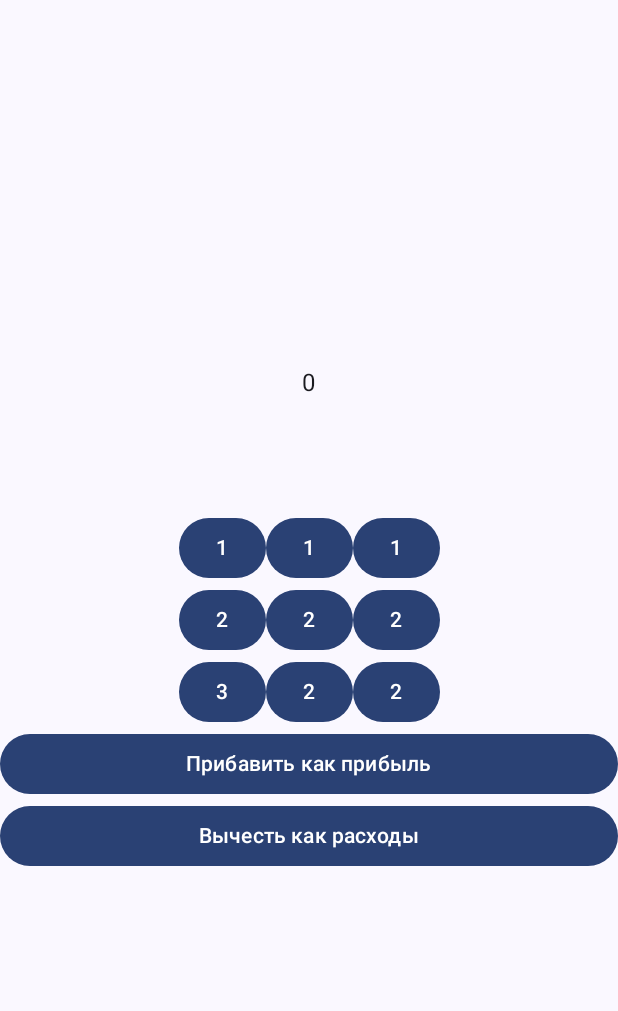
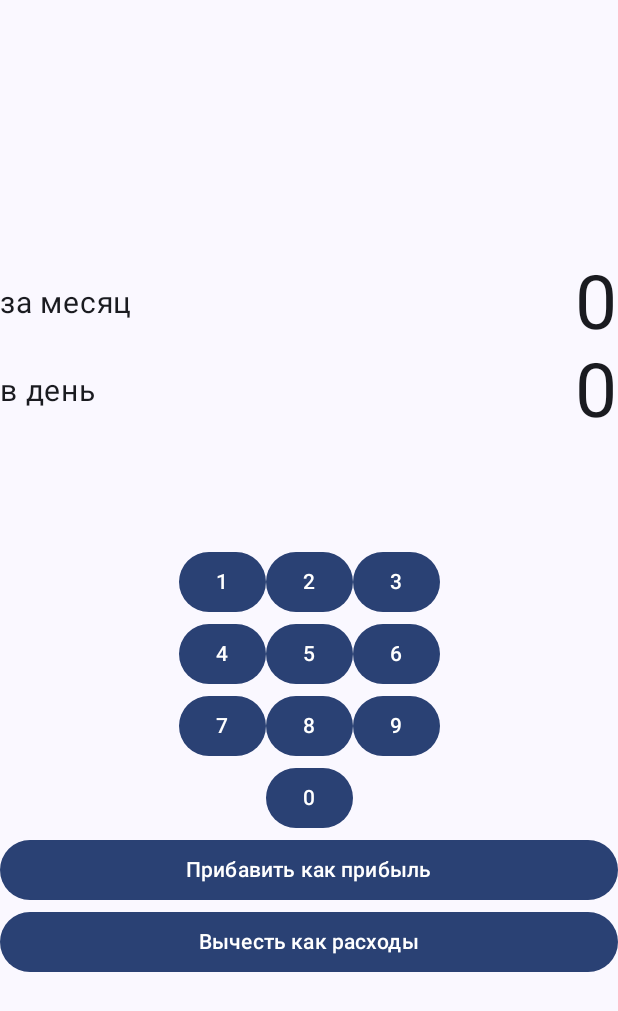
Before and after one commit to Sutemi67/KotlinJC_MoneyEveryday_app, an Android app built with Jetpack Compose: the screen it shows after launch (MainActivity), on a phone screen of 412 x 824 dp. Shown: the top 1011 px of the screen. Run offline under Robolectric (Android 15) with nearby library versions, the phone set to English and light mode, and no system bars.

Commit message:
ready without saving

```diff
--- a/app/src/main/java/com/example/moneyeverydaycompose/MainActivity.kt
+++ b/app/src/main/java/com/example/moneyeverydaycompose/MainActivity.kt
@@ -25,6 +25,7 @@ import androidx.compose.ui.Alignment
 import androidx.compose.ui.Modifier
 import androidx.compose.ui.tooling.preview.Preview
 import androidx.compose.ui.unit.dp
+import androidx.compose.ui.unit.sp
 import com.example.moneyeverydaycompose.ui.theme.MoneyEverydayComposeTheme
 
 class MainActivity : ComponentActivity() {
@@ -50,14 +51,44 @@ fun Income() {
     Column(
         Modifier
             .fillMaxSize()
-            .wrapContentSize()
+            .wrapContentSize(),
+        verticalArrangement = Arrangement.Center,
+        horizontalAlignment = Alignment.CenterHorizontally
     ) {
+        Row(
+            Modifier.fillMaxWidth(),
+            horizontalArrangement = Arrangement.SpaceBetween,
+            verticalAlignment = Alignment.CenterVertically
+        ) {
+            Text(
+                text = "за месяц",
+                fontSize = 20.sp
+            )
+            Text(
+                text = "$summary",
+                fontSize = 50.sp
+            )
+        }
+        Row(
+            Modifier.fillMaxWidth(),
+            horizontalArrangement = Arrangement.SpaceBetween,
+            verticalAlignment = Alignment.CenterVertically
+        ) {
+            Text(
+                text = "в день",
+                fontSize = 20.sp
+            )
+            Text(
+                text = "${summary/30}",
+                fontSize = 50.sp
+            )
+        }
         Text(
-            text = "$summary", Modifier.align(alignment = Alignment.CenterHorizontally)
+            text = input,
+            fontSize = 30.sp
         )
-        Text(
-            text = input, Modifier.align(alignment = Alignment.CenterHorizontally)
-        )
+
+
         Spacer(modifier = Modifier.height(50.dp))
         Row(
             modifier = Modifier
@@ -66,48 +97,51 @@ fun Income() {
             horizontalArrangement = Arrangement.Center
         ) {
             Column {
-                Button(onClick = { input += Button.NUMBER1.toString() }) {
+                Button(onClick = { input += 1.toString() }) {
                     Text(text = "1")
                 }
-                Button(onClick = { input += Button.NUMBER1.toString() }) {
-                    Text(text = "2")
+                Button(onClick = { input += 2.toString() }) {
+                    Text(text = "4")
                 }
-                Button(onClick = { input += Button.NUMBER1.toString() }) {
-                    Text(text = "3")
+                Button(onClick = { input += 3.toString() }) {
+                    Text(text = "7")
                 }
             }
             Column {
-                Button(onClick = { input += Button.NUMBER1.toString() }) {
-                    Text(text = "1")
-                }
-                Button(onClick = { input += Button.NUMBER1.toString() }) {
+                Button(onClick = { input += 2.toString() }) {
                     Text(text = "2")
                 }
-                Button(onClick = { input += Button.NUMBER1.toString() }) {
-                    Text(text = "2")
+                Button(onClick = { input += 5.toString() }) {
+                    Text(text = "5")
+                }
+                Button(onClick = { input += 8.toString() }) {
+                    Text(text = "8")
+                }
+                Button(onClick = { input += 0.toString() }) {
+                    Text(text = "0")
                 }
             }
             Column {
-                Button(onClick = { input += Button.NUMBER1.toString() }) {
-                    Text(text = "1")
+                Button(onClick = { input += 3.toString() }) {
+                    Text(text = "3")
                 }
-                Button(onClick = { input += Button.NUMBER1.toString() }) {
-                    Text(text = "2")
+                Button(onClick = { input += 6.toString() }) {
+                    Text(text = "6")
                 }
-                Button(onClick = { input += Button.NUMBER1.toString() }) {
-                    Text(text = "2")
+                Button(onClick = { input += 9.toString() }) {
+                    Text(text = "9")
                 }
             }
 
         }
         Column {
             Button(
-                onClick = { summary += input.toInt() }, Modifier.fillMaxWidth()
+                onClick = { summary += input.toInt();input = "" }, Modifier.fillMaxWidth()
             ) {
                 Text(text = "Прибавить как прибыль")
             }
             Button(
-                onClick = { summary -= input.toInt() }, Modifier.fillMaxWidth()
+                onClick = { summary -= input.toInt();input = "" }, Modifier.fillMaxWidth()
             ) {
                 Text(text = "Вычесть как расходы")
             }
```
